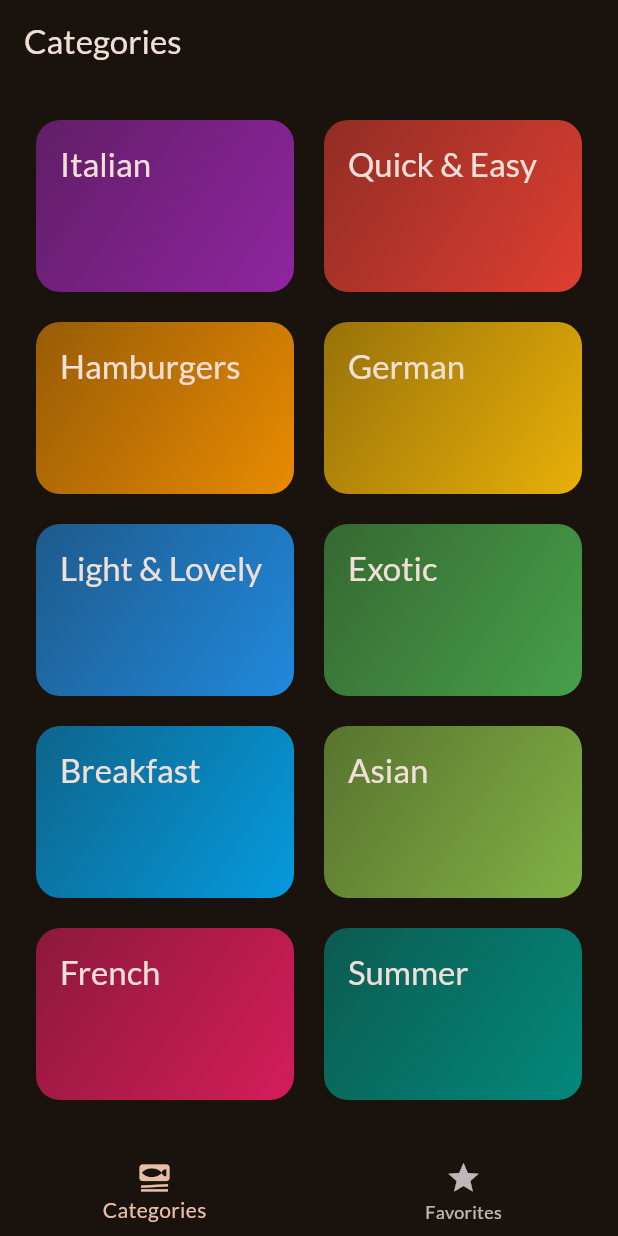
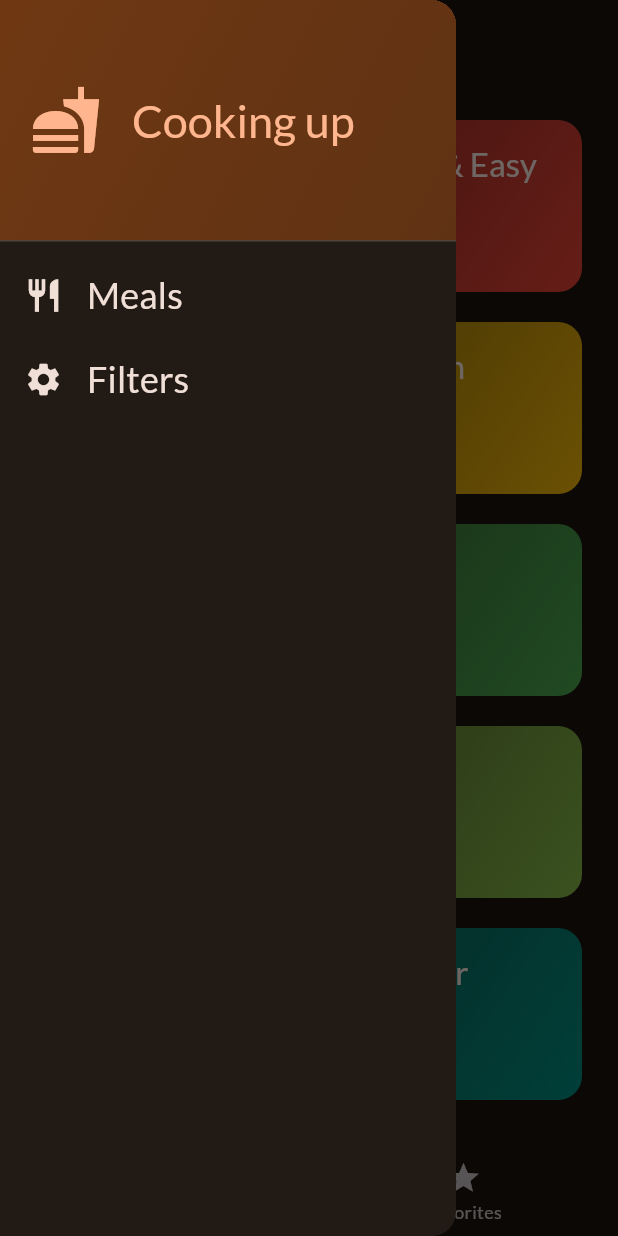
Before and after one commit to Rujalrambo/meal-app-flutter, a Flutter app: the screen it shows after launch, with the side drawer open (before the commit the screen has no drawer), on a phone screen of 412 x 824 dp. Run offline on Flutter 3.47's test engine with Material 3 defaults, Android fonts, the phone set to English and light mode, and no system bars; our stand-ins replace google_fonts, transparent_image.

Commit message:
adding Side Drawer and closing manually

```diff
--- a/lib/screens/tabs.dart
+++ b/lib/screens/tabs.dart
@@ -2,6 +2,7 @@ import 'package:flutter/material.dart';
 import 'package:meals/models/meal.dart';
 import 'package:meals/screens/categories.dart';
 import 'package:meals/screens/meals.dart';
+import 'package:meals/widgets/main_drawer.dart';
 
 class TabsScreens extends StatefulWidget {
   const TabsScreens({super.key});
@@ -43,6 +44,22 @@ class _TabsScreensState extends State<TabsScreens> {
     });
   }
 
+  void _setScreen(String identifier) {
+    if (identifier == 'filters') {
+    } else {
+      Navigator.of(context).pop();
+    }
+    // if (identifier == 'meals') {
+    //   setState(() {
+    //     _selectedPageIndex = 0;
+    //   });
+    // } else if (identifier == 'filters') {
+    //   setState(() {
+    //     _selectedPageIndex = 1;
+    //   });
+    // }
+  }
+
   @override
   Widget build(BuildContext context) {
     Widget activePage = CategoriesScreen(
@@ -60,6 +77,7 @@ class _TabsScreensState extends State<TabsScreens> {
 
     return Scaffold(
       appBar: AppBar(title: Text(activePageTitle)),
+      drawer: MainDrawer(onSelectScreen: _setScreen),
       body: activePage,
       bottomNavigationBar: BottomNavigationBar(
         onTap: _selectPage,
--- a/lib/widgets/main_drawer.dart
+++ b/lib/widgets/main_drawer.dart
@@ -1,7 +1,9 @@
 import 'package:flutter/material.dart';
 
 class MainDrawer extends StatelessWidget {
-  const MainDrawer({super.key});
+  const MainDrawer({super.key, required this.onSelectScreen});
+
+  final void Function(String identifier) onSelectScreen;
 
   @override
   Widget build(BuildContext context) {
@@ -54,7 +56,9 @@ class MainDrawer extends StatelessWidget {
                 fontSize: 24,
               ),
             ),
-            onTap: () {},
+            onTap: () {
+              onSelectScreen('meals');
+            },
           ),
           ListTile(
             leading: Icon(
@@ -69,7 +73,9 @@ class MainDrawer extends StatelessWidget {
                 fontSize: 24,
               ),
             ),
-            onTap: () {},
+            onTap: () {
+              onSelectScreen('filters');
+            },
           ),
         ],
       ),
```
